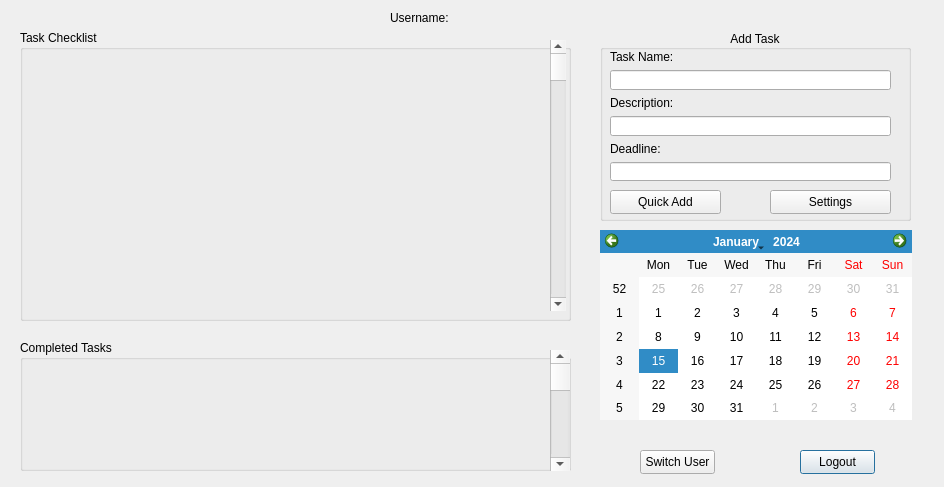
luterofromtx/ActivityPlanner, file maintaskscreen.ui: the form before one commit.
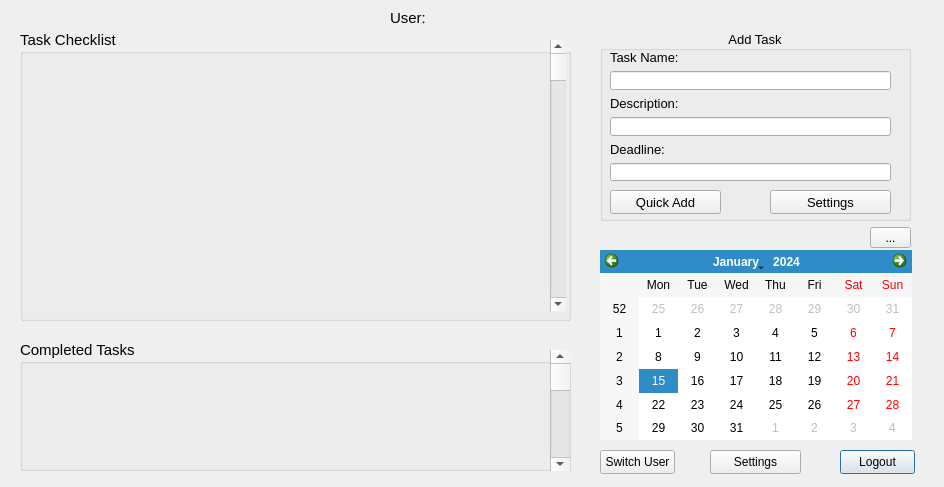
The form after the commit.

```diff
--- a/maintaskscreen.ui
+++ b/maintaskscreen.ui
@@ -16,7 +16,7 @@
   <widget class="QPushButton" name="LogoutBtn">
    <property name="geometry">
     <rect>
-     <x>800</x>
+     <x>840</x>
      <y>450</y>
      <width>75</width>
      <height>24</height>
@@ -30,7 +30,7 @@
    <property name="geometry">
     <rect>
      <x>600</x>
-     <y>230</y>
+     <y>250</y>
      <width>312</width>
      <height>190</height>
     </rect>
@@ -45,6 +45,11 @@
      <height>291</height>
     </rect>
    </property>
+   <property name="font">
+    <font>
+     <pointsize>11</pointsize>
+    </font>
+   </property>
    <property name="title">
     <string>Task Checklist</string>
    </property>
@@ -71,6 +76,11 @@
      <height>131</height>
     </rect>
    </property>
+   <property name="font">
+    <font>
+     <pointsize>11</pointsize>
+    </font>
+   </property>
    <property name="title">
     <string>Completed Tasks</string>
    </property>
@@ -97,14 +107,19 @@
      <height>16</height>
     </rect>
    </property>
+   <property name="font">
+    <font>
+     <pointsize>11</pointsize>
+    </font>
+   </property>
    <property name="text">
-    <string>Username:</string>
+    <string>User:</string>
    </property>
   </widget>
   <widget class="QPushButton" name="SwitchUserBtn">
    <property name="geometry">
     <rect>
-     <x>640</x>
+     <x>600</x>
      <y>450</y>
      <width>75</width>
      <height>24</height>
@@ -123,6 +138,11 @@
      <height>191</height>
     </rect>
    </property>
+   <property name="font">
+    <font>
+     <pointsize>10</pointsize>
+    </font>
+   </property>
    <property name="title">
     <string>Add Task</string>
    </property>
@@ -198,6 +218,32 @@
     </layout>
    </widget>
   </widget>
+  <widget class="QPushButton" name="SettingsBtn">
+   <property name="geometry">
+    <rect>
+     <x>710</x>
+     <y>450</y>
+     <width>91</width>
+     <height>24</height>
+    </rect>
+   </property>
+   <property name="text">
+    <string>Settings</string>
+   </property>
+  </widget>
+  <widget class="QToolButton" name="OpenCalenderBtn">
+   <property name="geometry">
+    <rect>
+     <x>870</x>
+     <y>227</y>
+     <width>41</width>
+     <height>21</height>
+    </rect>
+   </property>
+   <property name="text">
+    <string>...</string>
+   </property>
+  </widget>
  </widget>
  <resources/>
  <connections/>
```
